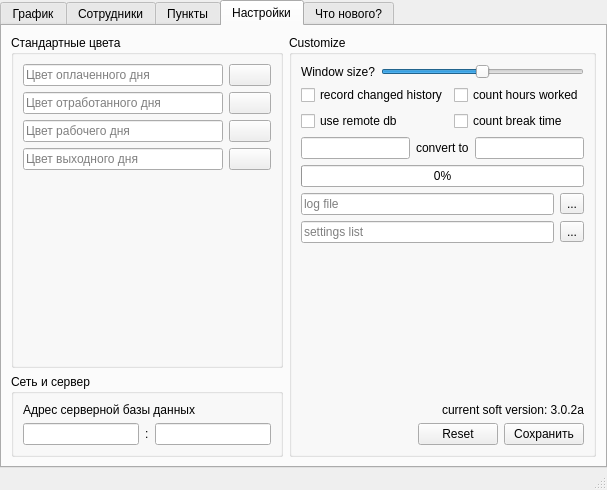
Before: the Qt Designer form mainwindow.ui in The-Zealot/WBScheduleManager, drawn with Qt 5.
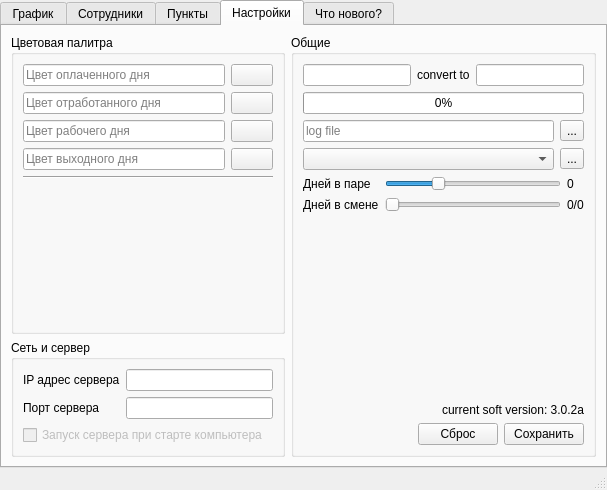
After: the same form once the commit is applied. The open tabs and pages were chosen to show the change. Icons and pictures are not drawn. Custom widgets are drawn as their Qt base class.

Commit message: Added new tool server load

```diff
--- a/mainwindow.ui
+++ b/mainwindow.ui
@@ -750,10 +750,10 @@
         <item row="0" column="0">
          <widget class="QGroupBox" name="groupBox_5">
           <property name="title">
-           <string>Стандартные цвета</string>
+           <string>Цветовая палитра</string>
           </property>
-          <layout class="QVBoxLayout" name="verticalLayout_4">
-           <item>
+          <layout class="QGridLayout" name="gridLayout_8">
+           <item row="0" column="0">
             <layout class="QHBoxLayout" name="horizontalLayout">
              <item>
               <widget class="QLineEdit" name="editColorPayedDay">
@@ -786,7 +786,7 @@
              </item>
             </layout>
            </item>
-           <item>
+           <item row="1" column="0">
             <layout class="QHBoxLayout" name="horizontalLayout_9">
              <item>
               <widget class="QLineEdit" name="editColorFinishedDay">
@@ -819,7 +819,7 @@
              </item>
             </layout>
            </item>
-           <item>
+           <item row="2" column="0">
             <layout class="QHBoxLayout" name="horizontalLayout_23">
              <item>
               <widget class="QLineEdit" name="editColorWorkDay">
@@ -852,7 +852,7 @@
              </item>
             </layout>
            </item>
-           <item>
+           <item row="3" column="0">
             <layout class="QHBoxLayout" name="horizontalLayout_24">
              <item>
               <widget class="QLineEdit" name="editColorHoliday">
@@ -885,7 +885,14 @@
              </item>
             </layout>
            </item>
-           <item>
+           <item row="4" column="0">
+            <widget class="Line" name="line_3">
+             <property name="orientation">
+              <enum>Qt::Horizontal</enum>
+             </property>
+            </widget>
+           </item>
+           <item row="5" column="0">
             <spacer name="verticalSpacer_3">
              <property name="orientation">
               <enum>Qt::Vertical</enum>
@@ -904,152 +911,10 @@
         <item row="0" column="1" rowspan="2">
          <widget class="QGroupBox" name="groupBox_6">
           <property name="title">
-           <string>Customize</string>
+           <string>Общие</string>
           </property>
-          <layout class="QGridLayout" name="gridLayout_8">
-           <item row="3" column="0">
-            <layout class="QHBoxLayout" name="horizontalLayout_11">
-             <item>
-              <widget class="QLineEdit" name="lineEdit_5">
-               <property name="placeholderText">
-                <string>log file</string>
-               </property>
-              </widget>
-             </item>
-             <item>
-              <widget class="QToolButton" name="toolButton">
-               <property name="text">
-                <string>...</string>
-               </property>
-              </widget>
-             </item>
-            </layout>
-           </item>
+          <layout class="QGridLayout" name="gridLayout_4">
            <item row="0" column="0">
-            <layout class="QHBoxLayout" name="horizontalLayout_10">
-             <item>
-              <widget class="QLabel" name="label_2">
-               <property name="text">
-                <string>Window size?</string>
-               </property>
-              </widget>
-             </item>
-             <item>
-              <widget class="QSlider" name="horizontalSlider">
-               <property name="minimum">
-                <number>50</number>
-               </property>
-               <property name="maximum">
-                <number>150</number>
-               </property>
-               <property name="singleStep">
-                <number>10</number>
-               </property>
-               <property name="value">
-                <number>100</number>
-               </property>
-               <property name="orientation">
-                <enum>Qt::Horizontal</enum>
-               </property>
-              </widget>
-             </item>
-            </layout>
-           </item>
-           <item row="7" column="0">
-            <layout class="QHBoxLayout" name="horizontalLayout_12">
-             <item>
-              <spacer name="horizontalSpacer_2">
-               <property name="orientation">
-                <enum>Qt::Horizontal</enum>
-               </property>
-               <property name="sizeHint" stdset="0">
-                <size>
-                 <width>40</width>
-                 <height>20</height>
-                </size>
-               </property>
-              </spacer>
-             </item>
-             <item>
-              <widget class="QPushButton" name="pushButton_2">
-               <property name="text">
-                <string>Reset</string>
-               </property>
-              </widget>
-             </item>
-             <item>
-              <widget class="QPushButton" name="buttonSaveSettings">
-               <property name="text">
-                <string>Сохранить</string>
-               </property>
-              </widget>
-             </item>
-            </layout>
-           </item>
-           <item row="1" column="0">
-            <layout class="QGridLayout" name="gridLayout_4">
-             <item row="0" column="0">
-              <widget class="QCheckBox" name="checkBox_4">
-               <property name="text">
-                <string>record changed history</string>
-               </property>
-              </widget>
-             </item>
-             <item row="0" column="1">
-              <widget class="QCheckBox" name="checkBox">
-               <property name="text">
-                <string>count hours worked</string>
-               </property>
-              </widget>
-             </item>
-             <item row="1" column="0">
-              <widget class="QCheckBox" name="checkBox_3">
-               <property name="text">
-                <string>use remote db</string>
-               </property>
-              </widget>
-             </item>
-             <item row="1" column="1">
-              <widget class="QCheckBox" name="checkBox_2">
-               <property name="text">
-                <string>count break time</string>
-               </property>
-              </widget>
-             </item>
-            </layout>
-           </item>
-           <item row="4" column="0">
-            <layout class="QHBoxLayout" name="horizontalLayout_13">
-             <item>
-              <widget class="QLineEdit" name="lineEdit_6">
-               <property name="placeholderText">
-                <string>settings list</string>
-               </property>
-              </widget>
-             </item>
-             <item>
-              <widget class="QToolButton" name="toolButton_2">
-               <property name="text">
-                <string>...</string>
-               </property>
-              </widget>
-             </item>
-            </layout>
-           </item>
-           <item row="5" column="0">
-            <spacer name="verticalSpacer">
-             <property name="orientation">
-              <enum>Qt::Vertical</enum>
-             </property>
-             <property name="sizeHint" stdset="0">
-              <size>
-               <width>20</width>
-               <height>35</height>
-              </size>
-             </property>
-            </spacer>
-           </item>
-           <item row="2" column="0">
             <layout class="QGridLayout" name="gridLayout_5">
              <item row="0" column="0">
               <widget class="QLineEdit" name="lineEdit_3"/>
@@ -1073,7 +938,131 @@
              </item>
             </layout>
            </item>
-           <item row="6" column="0">
+           <item row="1" column="0">
+            <layout class="QHBoxLayout" name="horizontalLayout_11">
+             <item>
+              <widget class="QLineEdit" name="lineEdit_5">
+               <property name="placeholderText">
+                <string>log file</string>
+               </property>
+              </widget>
+             </item>
+             <item>
+              <widget class="QToolButton" name="toolButton">
+               <property name="text">
+                <string>...</string>
+               </property>
+              </widget>
+             </item>
+            </layout>
+           </item>
+           <item row="2" column="0">
+            <layout class="QHBoxLayout" name="horizontalLayout_13">
+             <item>
+              <widget class="QComboBox" name="comboBox"/>
+             </item>
+             <item>
+              <widget class="QToolButton" name="toolButton_2">
+               <property name="text">
+                <string>...</string>
+               </property>
+              </widget>
+             </item>
+            </layout>
+           </item>
+           <item row="3" column="0">
+            <layout class="QHBoxLayout" name="horizontalLayout_6">
+             <item>
+              <layout class="QVBoxLayout" name="verticalLayout_14">
+               <item>
+                <widget class="QLabel" name="label_12">
+                 <property name="text">
+                  <string>Дней в паре</string>
+                 </property>
+                </widget>
+               </item>
+               <item>
+                <widget class="QLabel" name="label_13">
+                 <property name="text">
+                  <string>Дней в смене</string>
+                 </property>
+                </widget>
+               </item>
+              </layout>
+             </item>
+             <item>
+              <layout class="QVBoxLayout" name="verticalLayout_13">
+               <item>
+                <widget class="QSlider" name="horizontalSlider">
+                 <property name="maximum">
+                  <number>7</number>
+                 </property>
+                 <property name="value">
+                  <number>2</number>
+                 </property>
+                 <property name="orientation">
+                  <enum>Qt::Horizontal</enum>
+                 </property>
+                 <property name="invertedAppearance">
+                  <bool>false</bool>
+                 </property>
+                 <property name="invertedControls">
+                  <bool>false</bool>
+                 </property>
+                </widget>
+               </item>
+               <item>
+                <widget class="QSlider" name="horizontalSlider_3">
+                 <property name="minimum">
+                  <number>0</number>
+                 </property>
+                 <property name="maximum">
+                  <number>2</number>
+                 </property>
+                 <property name="value">
+                  <number>0</number>
+                 </property>
+                 <property name="orientation">
+                  <enum>Qt::Horizontal</enum>
+                 </property>
+                </widget>
+               </item>
+              </layout>
+             </item>
+             <item>
+              <layout class="QVBoxLayout" name="verticalLayout_12">
+               <item>
+                <widget class="QLabel" name="label_2">
+                 <property name="text">
+                  <string>0</string>
+                 </property>
+                </widget>
+               </item>
+               <item>
+                <widget class="QLabel" name="label_11">
+                 <property name="text">
+                  <string>0/0</string>
+                 </property>
+                </widget>
+               </item>
+              </layout>
+             </item>
+            </layout>
+           </item>
+           <item row="4" column="0">
+            <spacer name="verticalSpacer">
+             <property name="orientation">
+              <enum>Qt::Vertical</enum>
+             </property>
+             <property name="sizeHint" stdset="0">
+              <size>
+               <width>20</width>
+               <height>35</height>
+              </size>
+             </property>
+            </spacer>
+           </item>
+           <item row="5" column="0">
             <widget class="QLabel" name="label_4">
              <property name="text">
               <string>current soft version: 3.0.2a</string>
@@ -1083,6 +1072,37 @@
              </property>
             </widget>
            </item>
+           <item row="6" column="0">
+            <layout class="QHBoxLayout" name="horizontalLayout_12">
+             <item>
+              <spacer name="horizontalSpacer_2">
+               <property name="orientation">
+                <enum>Qt::Horizontal</enum>
+               </property>
+               <property name="sizeHint" stdset="0">
+                <size>
+                 <width>40</width>
+                 <height>20</height>
+                </size>
+               </property>
+              </spacer>
+             </item>
+             <item>
+              <widget class="QPushButton" name="pushButton_2">
+               <property name="text">
+                <string>Сброс</string>
+               </property>
+              </widget>
+             </item>
+             <item>
+              <widget class="QPushButton" name="buttonSaveSettings">
+               <property name="text">
+                <string>Сохранить</string>
+               </property>
+              </widget>
+             </item>
+            </layout>
+           </item>
           </layout>
          </widget>
         </item>
@@ -1091,31 +1111,49 @@
           <property name="title">
            <string>Сеть и сервер</string>
           </property>
-          <layout class="QVBoxLayout" name="verticalLayout_5">
-           <item>
-            <widget class="QLabel" name="label_3">
-             <property name="text">
-              <string>Адрес серверной базы данных</string>
-             </property>
-            </widget>
-           </item>
+          <layout class="QVBoxLayout" name="verticalLayout_11">
            <item>
             <layout class="QHBoxLayout" name="horizontalLayout_4">
              <item>
-              <widget class="QLineEdit" name="editServerIP"/>
+              <layout class="QVBoxLayout" name="verticalLayout_7">
+               <item>
+                <widget class="QLabel" name="label_3">
+                 <property name="text">
+                  <string>IP адрес сервера</string>
+                 </property>
+                </widget>
+               </item>
+               <item>
+                <widget class="QLabel" name="label">
+                 <property name="text">
+                  <string>Порт сервера</string>
+                 </property>
+                </widget>
+               </item>
+              </layout>
              </item>
              <item>
-              <widget class="QLabel" name="label">
-               <property name="text">
-                <string>:</string>
-               </property>
-              </widget>
-             </item>
-             <item>
-              <widget class="QLineEdit" name="editServerPort"/>
+              <layout class="QVBoxLayout" name="verticalLayout_5">
+               <item>
+                <widget class="QLineEdit" name="editServerIP"/>
+               </item>
+               <item>
+                <widget class="QLineEdit" name="editServerPort"/>
+               </item>
+              </layout>
              </item>
             </layout>
            </item>
+           <item>
+            <widget class="QCheckBox" name="checkBox_10">
+             <property name="enabled">
+              <bool>false</bool>
+             </property>
+             <property name="text">
+              <string>Запуск сервера при старте компьютера</string>
+             </property>
+            </widget>
+           </item>
           </layout>
          </widget>
         </item>
```
Left out of the diff: 55 changed lines with no effect on the pictures. The commit also changes 1 other file.
